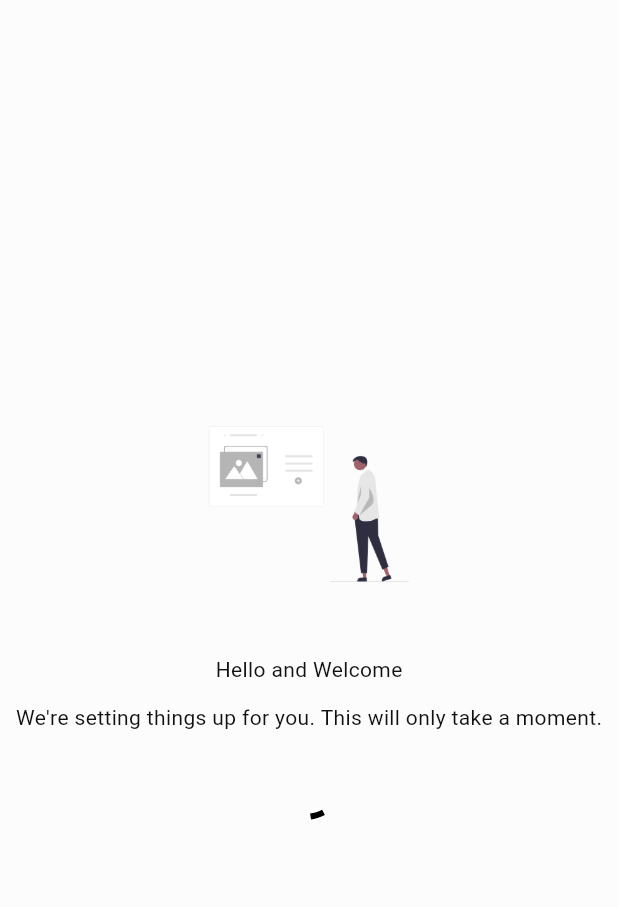
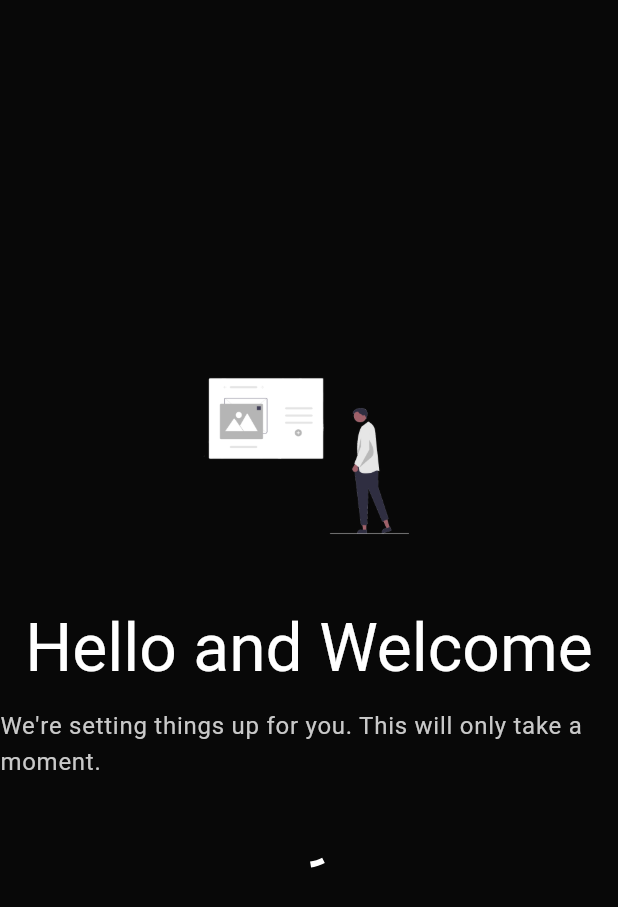
Before and after one commit to JaviKo500/gallery_app, a Flutter app: the screen it shows after launch, on a phone screen of 412 x 824 dp. Shown: the top 907 px of the screen. Run offline on Flutter 3.47's test engine with Material 3 defaults, Android fonts, the phone set to English and light mode, and no system bars; our stand-ins replace flutter_riverpod, go_router.

Commit message:
feat: ui

```diff
--- a/lib/config/theme/app_theme.dart
+++ b/lib/config/theme/app_theme.dart
@@ -1,14 +1,39 @@
 import 'package:flutter/material.dart';
 
 class AppTheme {
-  ThemeData getThemeLight()=> ThemeData(
+  final bool isDarkMode;
+  AppTheme({ this.isDarkMode = false});
+
+  late Color primary;
+  late Color secondary;
+  late Color tertiary;
+  late Color alternate;
+  late Color primaryText;
+  late Color secondaryText;
+  late Color primaryBackground;
+  late Color secondaryBackground;
+  late Color accent1;
+  late Color accent2;
+  late Color accent3;
+  late Color accent4;
+  late Color success;
+  late Color warning;
+  late Color error;
+  late Color info;
+
+  ThemeData getTheme() => ThemeData(
     useMaterial3: true,
-    colorScheme: lightColorScheme,
+    appBarTheme: const AppBarTheme(
+      centerTitle: true,
+    ),
+    brightness: isDarkMode ? Brightness.dark : Brightness.light,
+    colorScheme: isDarkMode ? darkColorScheme : lightColorScheme,
   );
 
-  ThemeData getThemeDark()=> ThemeData(
-    useMaterial3: true,
-    colorScheme: darkColorScheme,
+  AppTheme copyWith({
+    bool? isDarkMode,
+    }) => AppTheme(
+    isDarkMode: isDarkMode ?? this.isDarkMode,
   );
 }
 
--- a/lib/features/auth/presentation/screens/check_auth_status_screen.dart
+++ b/lib/features/auth/presentation/screens/check_auth_status_screen.dart
@@ -8,6 +8,8 @@ class CheckAuthStatusScreen extends StatelessWidget {
 
   @override
   Widget build(BuildContext context) {
+    final textStyle = Theme.of(context).textTheme;
+    final colorScheme = Theme.of(context).colorScheme;
     return Scaffold(
       body: Center(
         child: Column(
@@ -29,7 +31,13 @@ class CheckAuthStatusScreen extends StatelessWidget {
             ),
             Text(
               'Hello and Welcome',
-              style: TextStyle()
+              style: textStyle.titleLarge?.copyWith(
+                color: colorScheme.primary,
+                fontSize: Responsive.getValueBySize(
+                context,
+                ValueBySize<double>(mobileValue: 44, desktopValue: 60)
+              ),
+              )
             ),
             SizedBox(
               height: Responsive.getValueBySize(
@@ -39,7 +47,9 @@ class CheckAuthStatusScreen extends StatelessWidget {
             ),
             Text(
               'We\'re setting things up for you. This will only take a moment.',
-              style: TextStyle()
+              style: textStyle.bodyLarge?.copyWith(
+                color: colorScheme.secondaryFixed,
+              )
             ),
             SizedBox(
               height: Responsive.getValueBySize(
--- a/lib/main.dart
+++ b/lib/main.dart
@@ -19,8 +19,7 @@ class MainApp extends ConsumerWidget {
     final appRouter = ref.watch( goRouterProvider );
     return MaterialApp.router(
       routerConfig: appRouter,
-      theme: AppTheme().getThemeLight(),
-      darkTheme: AppTheme().getThemeDark(),
+      theme: AppTheme(isDarkMode: true ).getTheme(),
       debugShowCheckedModeBanner: false,
     );
   }
```
